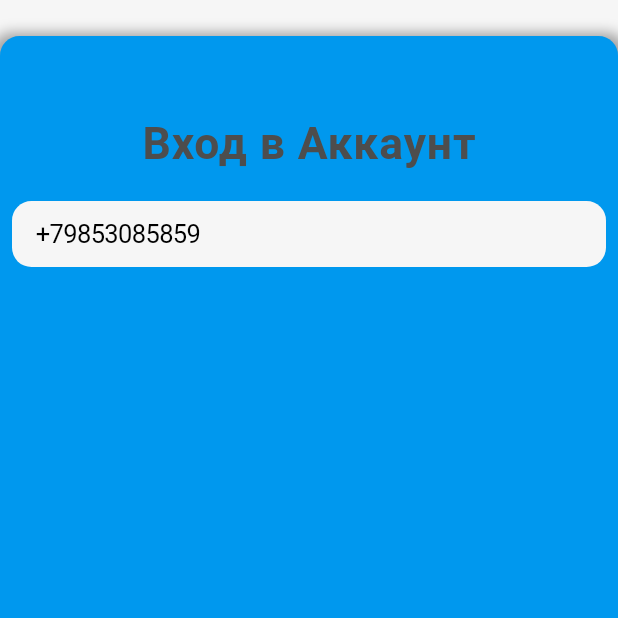
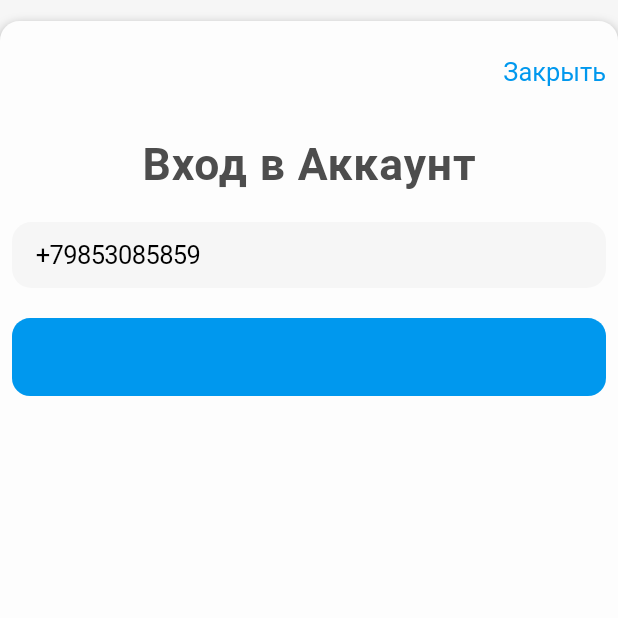
Before and after one commit to neo321654/magic_plan, a Flutter app: the AuthGatePage screen opened directly, on a phone screen of 412 x 824 dp, the top half of it. Run offline on Flutter 3.47's test engine with Material 3 defaults, Android fonts, the phone set to English and light mode, and no system bars; our stand-ins replace auto_route, device_info_plus, firebase_auth, firebase_core, firebase_storage, flutter_keyboard_visibility and 5 more; accounts and stored records are empty; generated files the repository leaves out were written again.

Commit message:
enter verstka1

```diff
--- a/lib/resources/src/app_colors.dart
+++ b/lib/resources/src/app_colors.dart
@@ -3,6 +3,7 @@ import 'dart:ui';
 abstract class AppColors {
   static Color primaryTexts = const Color(0xFF4D4D4D);
   static Color primaryButtons = const Color(0xFF7D7D7D);
+  static Color phonePlashek = const Color(0xFFFDFDFD);
   static Color primaryIcons = const Color(0xFFC6C6C8);
   static Color primaryBackgroundSearch = const Color(0xFFE3E3E3);
   static Color primaryMainBackground = const Color(0xFFF6F6F6);
--- a/lib/ui/widgets/auth/auth.dart
+++ b/lib/ui/widgets/auth/auth.dart
@@ -80,19 +80,19 @@ class _AuthGatePageState extends State<AuthGatePage> {
         backgroundColor: AppColors.primaryMainBackground,
         child: Padding(
           padding: const EdgeInsets.only(
-            top: 24.0,
+            top: 14.0,
           ),
           child: Container(
             decoration: BoxDecoration(
               boxShadow: const [
                 BoxShadow(
                   color: Colors.grey,
-                  spreadRadius: 5,
-                  blurRadius: 7,
+                  spreadRadius: 0,
+                  blurRadius: 6,
                   offset: Offset(0, 3),
                 ),
               ],
-              color: AppColors.accentsPrimary,
+              color: AppColors.phonePlashek,
               borderRadius: const BorderRadius.only(
                 topLeft: Radius.circular(13.0),
                 topRight: Radius.circular(13.0),
@@ -105,6 +105,7 @@ class _AuthGatePageState extends State<AuthGatePage> {
             child: Column(
               mainAxisAlignment: MainAxisAlignment.start,
               children: [
+                const SizedBox(height: 24.0,),
                 GestureDetector(
                   onTap: () {
                     context.router.pop();
--- a/lib/ui/widgets/edit_profile/delete_profile.dart
+++ b/lib/ui/widgets/edit_profile/delete_profile.dart
@@ -1,11 +1,8 @@
-import 'package:auto_route/annotations.dart';
-import 'dart:typed_data';
 
 import 'package:auto_route/auto_route.dart';
 import 'package:firebase_auth/firebase_auth.dart';
 import 'package:flutter/cupertino.dart';
 import 'package:flutter/material.dart';
-import 'package:image_picker/image_picker.dart';
 import 'package:magic_plan/navigation/app_router.dart';
 import '../components/functions.dart';
 import '../components/my_custom_nav_bar.dart';
@@ -200,7 +197,7 @@ class DeleteProfilePageState extends State<DeleteProfilePage> {
                                   ?.delete()
                                   .then((value) => context.router
                                           .pushAndPopUntil(
-                                              AuthInTabBarWidgetRoute(),
+                                              const AuthInTabBarWidgetRoute(),
                                               predicate: (_) {
                                         return true;
                                       }))
--- a/lib/ui/widgets/greeting/tab_bar_widget.dart
+++ b/lib/ui/widgets/greeting/tab_bar_widget.dart
@@ -15,7 +15,7 @@ class AuthInTabBarWidgetPage extends StatelessWidget {
       stream: auth.authStateChanges(),
       builder: (context, snapshot) {
         if (snapshot.hasData) {
-          return GreetingAuthPage();
+          return const GreetingAuthPage();
         }
          return const GreetingNotAuthPage();
       },
--- a/lib/ui/widgets/greeting/widgets/greeting_auth.dart
+++ b/lib/ui/widgets/greeting/widgets/greeting_auth.dart
@@ -12,7 +12,7 @@ import '../../components/widgets.dart';
 
 @RoutePage()
 class GreetingAuthPage extends StatefulWidget {
-  GreetingAuthPage({Key? key}) : super(key: key);
+  const GreetingAuthPage({Key? key}) : super(key: key);
 
   @override
   State<GreetingAuthPage> createState() => _GreetingAuthPageState();
--- a/lib/ui/widgets/my_app.dart
+++ b/lib/ui/widgets/my_app.dart
@@ -1,6 +1,5 @@
 import 'package:auto_route/auto_route.dart';
 import 'package:flutter/cupertino.dart';
-import 'package:flutter/material.dart';
 import 'package:flutter/services.dart';
 import 'package:talker_flutter/talker_flutter.dart';
 import '../../main.dart';
```
Also changed, not shown: lib/ui/widgets/components/functions.dart (+4 -4 lines).
